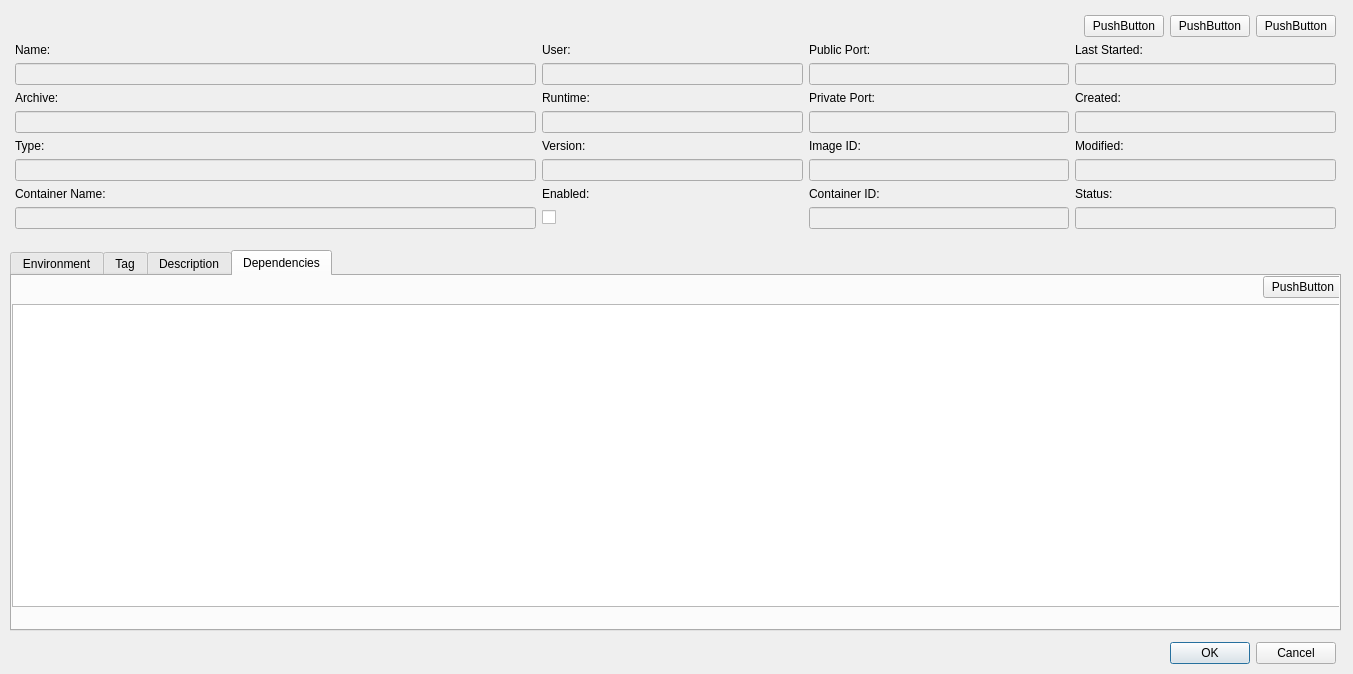
Before: the Qt Designer form src/modules/application/ApplicationEditDialog.ui in jensvogt/awsmock-qt-ui, drawn with Qt 5.
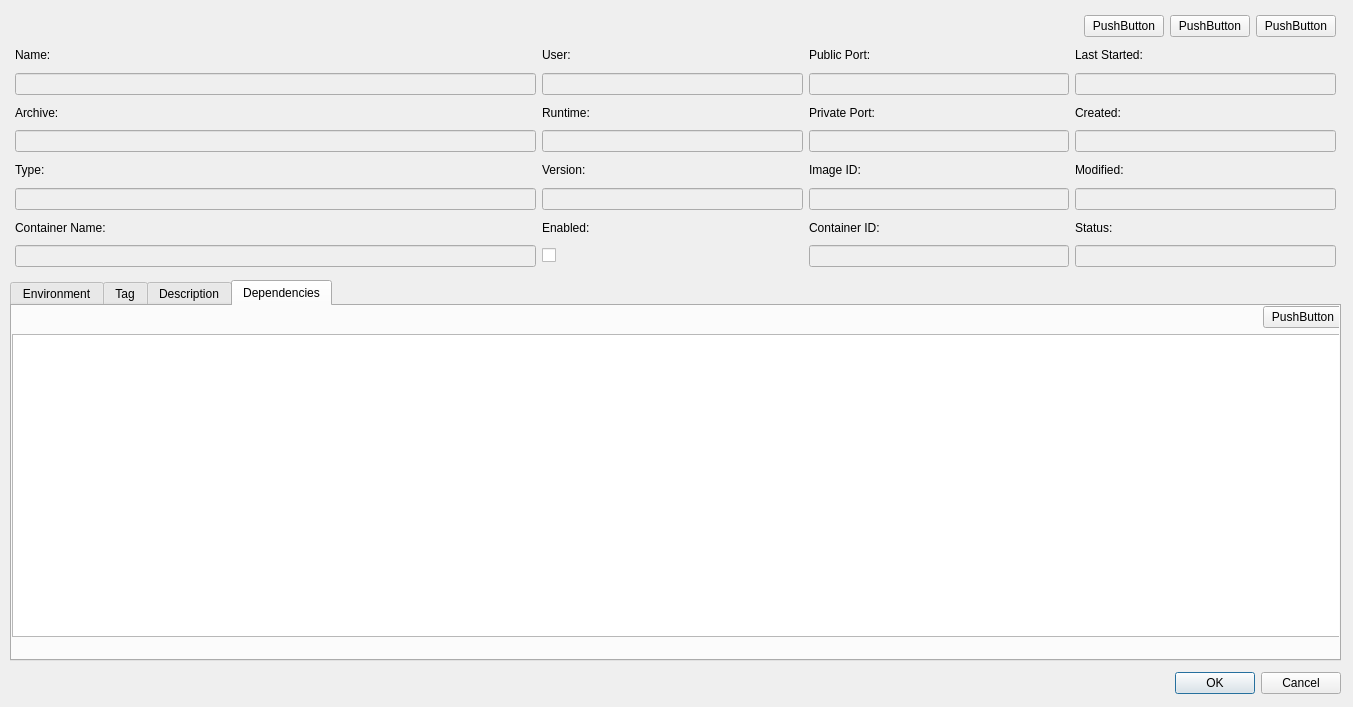
After: the same form once the commit is applied.

Commit message: fix(first-release): add default FTP user/password

The edit to the form file:
```diff
--- a/src/modules/application/ApplicationEditDialog.ui
+++ b/src/modules/application/ApplicationEditDialog.ui
@@ -7,7 +7,7 @@
     <x>0</x>
     <y>0</y>
     <width>1353</width>
-    <height>674</height>
+    <height>707</height>
    </rect>
   </property>
   <property name="windowTitle">
@@ -19,10 +19,10 @@
      <x>10</x>
      <y>10</y>
      <width>1331</width>
-     <height>287</height>
+     <height>262</height>
     </rect>
    </property>
-   <layout class="QGridLayout" name="gridLayout" rowstretch="0,0,0,0,0,0,0,0,0,0,0" columnstretch="2,1,1,1">
+   <layout class="QGridLayout" name="gridLayout" rowstretch="0,0,0,0,0,0,0,0,0,0" columnstretch="2,1,1,1">
     <property name="leftMargin">
      <number>5</number>
     </property>
@@ -35,41 +35,13 @@
     <property name="bottomMargin">
      <number>5</number>
     </property>
-    <item row="6" column="3">
-     <widget class="QLabel" name="modifiedLabel">
-      <property name="text">
-       <string>Modified:</string>
-      </property>
-     </widget>
-    </item>
-    <item row="4" column="3">
-     <widget class="QLineEdit" name="createdEdit">
+    <item row="9" column="3">
+     <widget class="QLineEdit" name="statusEdit">
       <property name="enabled">
        <bool>false</bool>
       </property>
      </widget>
     </item>
-    <item row="3" column="3">
-     <widget class="QLabel" name="createdLabel">
-      <property name="text">
-       <string>Created:</string>
-      </property>
-     </widget>
-    </item>
-    <item row="4" column="2">
-     <widget class="QLineEdit" name="privatePortEdit">
-      <property name="enabled">
-       <bool>false</bool>
-      </property>
-     </widget>
-    </item>
-    <item row="3" column="1">
-     <widget class="QLabel" name="runtimeLabel">
-      <property name="text">
-       <string>Runtime:</string>
-      </property>
-     </widget>
-    </item>
     <item row="8" column="1">
      <widget class="QLabel" name="enabledLabel">
       <property name="text">
@@ -77,10 +49,38 @@
       </property>
      </widget>
     </item>
-    <item row="6" column="2">
-     <widget class="QLabel" name="imageIdLabel">
+    <item row="9" column="0">
+     <widget class="QLineEdit" name="containerNameEdit">
+      <property name="enabled">
+       <bool>false</bool>
+      </property>
+     </widget>
+    </item>
+    <item row="2" column="3">
+     <widget class="QLineEdit" name="lastStartedEdit">
+      <property name="enabled">
+       <bool>false</bool>
+      </property>
+     </widget>
+    </item>
+    <item row="3" column="1">
+     <widget class="QLabel" name="runtimeLabel">
       <property name="text">
-       <string>Image ID:</string>
+       <string>Runtime:</string>
+      </property>
+     </widget>
+    </item>
+    <item row="3" column="0">
+     <widget class="QLabel" name="archiveLabel">
+      <property name="text">
+       <string>Archive:</string>
+      </property>
+     </widget>
+    </item>
+    <item row="3" column="3">
+     <widget class="QLabel" name="createdLabel">
+      <property name="text">
+       <string>Created:</string>
       </property>
      </widget>
     </item>
@@ -91,75 +91,6 @@
       </property>
      </widget>
     </item>
-    <item row="2" column="3">
-     <widget class="QLineEdit" name="lastStartedEdit">
-      <property name="enabled">
-       <bool>false</bool>
-      </property>
-     </widget>
-    </item>
-    <item row="1" column="2">
-     <widget class="QLabel" name="publicPortLabel">
-      <property name="text">
-       <string>Public Port:</string>
-      </property>
-     </widget>
-    </item>
-    <item row="8" column="3">
-     <widget class="QLabel" name="statusLabel">
-      <property name="text">
-       <string>Status:</string>
-      </property>
-     </widget>
-    </item>
-    <item row="9" column="0">
-     <widget class="QLineEdit" name="containerNameEdit">
-      <property name="enabled">
-       <bool>false</bool>
-      </property>
-     </widget>
-    </item>
-    <item row="9" column="3">
-     <widget class="QLineEdit" name="statusEdit">
-      <property name="enabled">
-       <bool>false</bool>
-      </property>
-     </widget>
-    </item>
-    <item row="4" column="0">
-     <widget class="QLineEdit" name="archiveEdit">
-      <property name="enabled">
-       <bool>false</bool>
-      </property>
-      <property name="readOnly">
-       <bool>true</bool>
-      </property>
-     </widget>
-    </item>
-    <item row="7" column="2">
-     <widget class="QLineEdit" name="imageIdEdit">
-      <property name="enabled">
-       <bool>false</bool>
-      </property>
-     </widget>
-    </item>
-    <item row="4" column="1">
-     <widget class="QLineEdit" name="runtimeEdit">
-      <property name="enabled">
-       <bool>false</bool>
-      </property>
-      <property name="readOnly">
-       <bool>true</bool>
-      </property>
-     </widget>
-    </item>
-    <item row="7" column="3">
-     <widget class="QLineEdit" name="modifiedEdit">
-      <property name="enabled">
-       <bool>false</bool>
-      </property>
-     </widget>
-    </item>
     <item row="7" column="0">
      <widget class="QLineEdit" name="runTypeEdit">
       <property name="enabled">
@@ -167,10 +98,17 @@
       </property>
      </widget>
     </item>
-    <item row="1" column="1">
-     <widget class="QLabel" name="userLabel">
+    <item row="4" column="2">
+     <widget class="QLineEdit" name="privatePortEdit">
+      <property name="enabled">
+       <bool>false</bool>
+      </property>
+     </widget>
+    </item>
+    <item row="9" column="1">
+     <widget class="QCheckBox" name="enabledCheckBox">
       <property name="text">
-       <string>User:</string>
+       <string/>
       </property>
      </widget>
     </item>
@@ -181,6 +119,61 @@
       </property>
      </widget>
     </item>
+    <item row="7" column="3">
+     <widget class="QLineEdit" name="modifiedEdit">
+      <property name="enabled">
+       <bool>false</bool>
+      </property>
+     </widget>
+    </item>
+    <item row="1" column="3">
+     <widget class="QLabel" name="lastStartedLabel">
+      <property name="text">
+       <string>Last Started:</string>
+      </property>
+     </widget>
+    </item>
+    <item row="2" column="0">
+     <widget class="QLineEdit" name="nameEdit">
+      <property name="enabled">
+       <bool>false</bool>
+      </property>
+      <property name="readOnly">
+       <bool>true</bool>
+      </property>
+     </widget>
+    </item>
+    <item row="4" column="0">
+     <widget class="QLineEdit" name="archiveEdit">
+      <property name="enabled">
+       <bool>false</bool>
+      </property>
+      <property name="readOnly">
+       <bool>true</bool>
+      </property>
+     </widget>
+    </item>
+    <item row="8" column="0">
+     <widget class="QLabel" name="containerNameLabel">
+      <property name="text">
+       <string>Container Name:</string>
+      </property>
+     </widget>
+    </item>
+    <item row="7" column="1">
+     <widget class="QLineEdit" name="versionEdit">
+      <property name="enabled">
+       <bool>false</bool>
+      </property>
+     </widget>
+    </item>
+    <item row="6" column="3">
+     <widget class="QLabel" name="modifiedLabel">
+      <property name="text">
+       <string>Modified:</string>
+      </property>
+     </widget>
+    </item>
     <item row="6" column="0">
      <widget class="QLabel" name="runTypeLabel">
       <property name="text">
@@ -188,6 +181,61 @@
       </property>
      </widget>
     </item>
+    <item row="4" column="1">
+     <widget class="QLineEdit" name="runtimeEdit">
+      <property name="enabled">
+       <bool>false</bool>
+      </property>
+      <property name="readOnly">
+       <bool>true</bool>
+      </property>
+     </widget>
+    </item>
+    <item row="7" column="2">
+     <widget class="QLineEdit" name="imageIdEdit">
+      <property name="enabled">
+       <bool>false</bool>
+      </property>
+     </widget>
+    </item>
+    <item row="9" column="2">
+     <widget class="QLineEdit" name="containerIdEdit">
+      <property name="enabled">
+       <bool>false</bool>
+      </property>
+     </widget>
+    </item>
+    <item row="2" column="1">
+     <widget class="QLineEdit" name="userEdit">
+      <property name="enabled">
+       <bool>false</bool>
+      </property>
+      <property name="readOnly">
+       <bool>true</bool>
+      </property>
+     </widget>
+    </item>
+    <item row="4" column="3">
+     <widget class="QLineEdit" name="createdEdit">
+      <property name="enabled">
+       <bool>false</bool>
+      </property>
+     </widget>
+    </item>
+    <item row="8" column="3">
+     <widget class="QLabel" name="statusLabel">
+      <property name="text">
+       <string>Status:</string>
+      </property>
+     </widget>
+    </item>
+    <item row="6" column="2">
+     <widget class="QLabel" name="imageIdLabel">
+      <property name="text">
+       <string>Image ID:</string>
+      </property>
+     </widget>
+    </item>
     <item row="3" column="2">
      <widget class="QLabel" name="privatePortLabel">
       <property name="text">
@@ -195,10 +243,10 @@
       </property>
      </widget>
     </item>
-    <item row="1" column="3">
-     <widget class="QLabel" name="lastStartedLabel">
+    <item row="1" column="2">
+     <widget class="QLabel" name="publicPortLabel">
       <property name="text">
-       <string>Last Started:</string>
+       <string>Public Port:</string>
       </property>
      </widget>
     </item>
@@ -209,13 +257,6 @@
       </property>
      </widget>
     </item>
-    <item row="3" column="0">
-     <widget class="QLabel" name="archiveLabel">
-      <property name="text">
-       <string>Archive:</string>
-      </property>
-     </widget>
-    </item>
     <item row="8" column="2">
      <widget class="QLabel" name="containerIdLabel">
       <property name="text">
@@ -223,67 +264,6 @@
       </property>
      </widget>
     </item>
-    <item row="10" column="0">
-     <spacer name="verticalSpacer">
-      <property name="orientation">
-       <enum>Qt::Vertical</enum>
-      </property>
-      <property name="sizeHint" stdset="0">
-       <size>
-        <width>20</width>
-        <height>40</height>
-       </size>
-      </property>
-     </spacer>
-    </item>
-    <item row="9" column="1">
-     <widget class="QCheckBox" name="enabledCheckBox">
-      <property name="text">
-       <string/>
-      </property>
-     </widget>
-    </item>
-    <item row="2" column="0">
-     <widget class="QLineEdit" name="nameEdit">
-      <property name="enabled">
-       <bool>false</bool>
-      </property>
-      <property name="readOnly">
-       <bool>true</bool>
-      </property>
-     </widget>
-    </item>
-    <item row="9" column="2">
-     <widget class="QLineEdit" name="containerIdEdit">
-      <property name="enabled">
-       <bool>false</bool>
-      </property>
-     </widget>
-    </item>
-    <item row="2" column="1">
-     <widget class="QLineEdit" name="userEdit">
-      <property name="enabled">
-       <bool>false</bool>
-      </property>
-      <property name="readOnly">
-       <bool>true</bool>
-      </property>
-     </widget>
-    </item>
-    <item row="8" column="0">
-     <widget class="QLabel" name="containerNameLabel">
-      <property name="text">
-       <string>Container Name:</string>
-      </property>
-     </widget>
-    </item>
-    <item row="7" column="1">
-     <widget class="QLineEdit" name="versionEdit">
-      <property name="enabled">
-       <bool>false</bool>
-      </property>
-     </widget>
-    </item>
     <item row="0" column="0" colspan="4">
      <layout class="QHBoxLayout" name="horizontalLayout_4" stretch="0,0,0,0">
       <property name="topMargin">
@@ -334,13 +314,20 @@
       </item>
      </layout>
     </item>
+    <item row="1" column="1">
+     <widget class="QLabel" name="userLabel">
+      <property name="text">
+       <string>User:</string>
+      </property>
+     </widget>
+    </item>
    </layout>
   </widget>
   <widget class="QTabWidget" name="tabWidget">
    <property name="geometry">
     <rect>
      <x>10</x>
-     <y>250</y>
+     <y>280</y>
      <width>1331</width>
      <height>381</height>
     </rect>
@@ -532,8 +519,8 @@
   <widget class="QDialogButtonBox" name="buttonBox">
    <property name="geometry">
     <rect>
-     <x>915</x>
-     <y>640</y>
+     <x>920</x>
+     <y>670</y>
      <width>421</width>
      <height>26</height>
     </rect>
```
Left out of the diff: 10 changed lines with no effect on the pictures. The commit also changes 22 other files.
